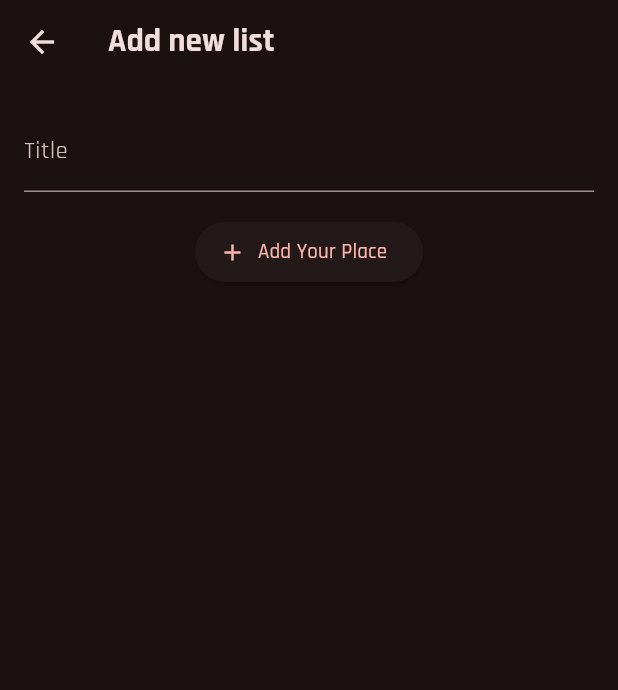
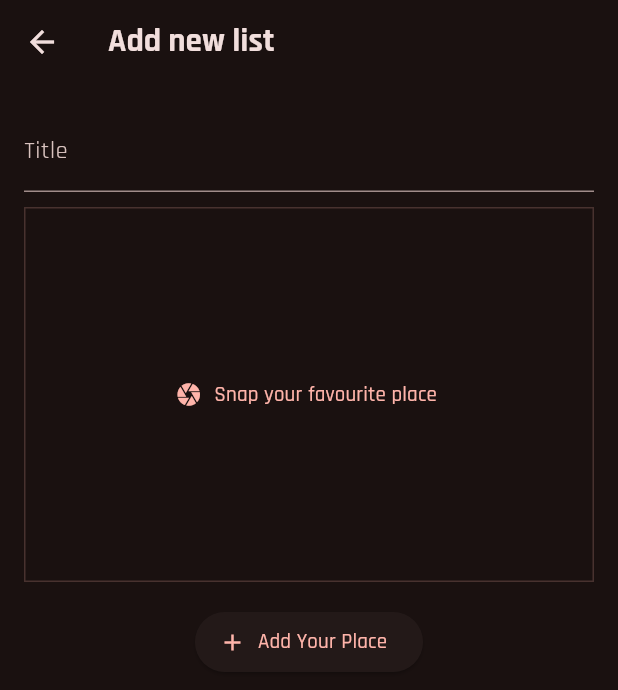
Before and after one commit to swamsimon/Favourite-places, a Flutter app: the AddPlaceScreen screen opened directly, on a phone screen of 412 x 824 dp. Shown: the top 690 px of the screen. Run offline on Flutter 3.47's test engine with Material 3 defaults, Android fonts, the phone set to English and light mode, and no system bars; our stand-ins replace flutter_riverpod, google_fonts, image_picker.

Commit message:
taking image using gesturedetector

```diff
--- a/lib/screens/add_place.dart
+++ b/lib/screens/add_place.dart
@@ -1,4 +1,5 @@
 import 'package:favourite_places/providers/user_places.dart';
+import 'package:favourite_places/widgets/image_input.dart';
 import 'package:flutter/material.dart';
 import 'package:flutter_riverpod/flutter_riverpod.dart';
 
@@ -43,6 +44,8 @@ class _AddPlaceScreenState extends ConsumerState<AddPlaceScreen> {
               controller: _titleController,
               style: TextStyle(color: Theme.of(context).colorScheme.onPrimary),
             ),
+            const SizedBox(height: 10),
+            ImageInput(),
             SizedBox(height: 16),
             ElevatedButton.icon(
               onPressed: _savePlace,
--- /dev/null
+++ b/lib/widgets/image_input.dart
@@ -0,0 +1,58 @@
+import 'package:flutter/material.dart';
+import 'dart:io';
+import 'package:image_picker/image_picker.dart';
+
+class ImageInput extends StatefulWidget {
+  const ImageInput({super.key});
+
+  @override
+  State<ImageInput> createState() => _ImageInputState();
+}
+
+class _ImageInputState extends State<ImageInput> {
+  File? _selectedImage;
+  void takeImage() async {
+    final imagePicker = ImagePicker();
+    final pickedImage = await imagePicker.pickImage(source: ImageSource.camera);
+
+    if (pickedImage == null) {
+      return;
+    }
+    setState(() {
+      _selectedImage = File(pickedImage.path);
+    });
+  }
+
+  @override
+  Widget build(BuildContext context) {
+    Widget maincontent = TextButton.icon(
+      onPressed: takeImage,
+      label: const Text('Snap your favourite place'),
+      icon: const Icon(Icons.camera),
+    );
+    if (_selectedImage != null) {
+      maincontent = GestureDetector(
+        onTap: takeImage,
+        child: Image.file(
+          _selectedImage!,
+          fit: BoxFit.cover,
+          width: double.infinity,
+          height: double.infinity,
+        ),
+      );
+    }
+
+    return Container(
+      decoration: BoxDecoration(
+        border: Border.all(
+          width: 1,
+          color: Theme.of(context).colorScheme.primary.withOpacity(0.2),
+        ),
+      ),
+      height: 250,
+      width: double.infinity,
+      alignment: Alignment.center,
+      child: maincontent,
+    );
+  }
+}
--- a/pubspec.yaml
+++ b/pubspec.yaml
@@ -37,6 +37,7 @@ dependencies:
   google_fonts: ^6.2.1
   flutter_riverpod: ^2.6.1
   riverpod_annotation: ^2.6.1
+  image_picker: ^1.1.2
 
 dev_dependencies:
   flutter_test:
```
Also changed, not shown: lib/screens/places_detail.dart (+7 -4 lines), pubspec.lock, 6 other files.
